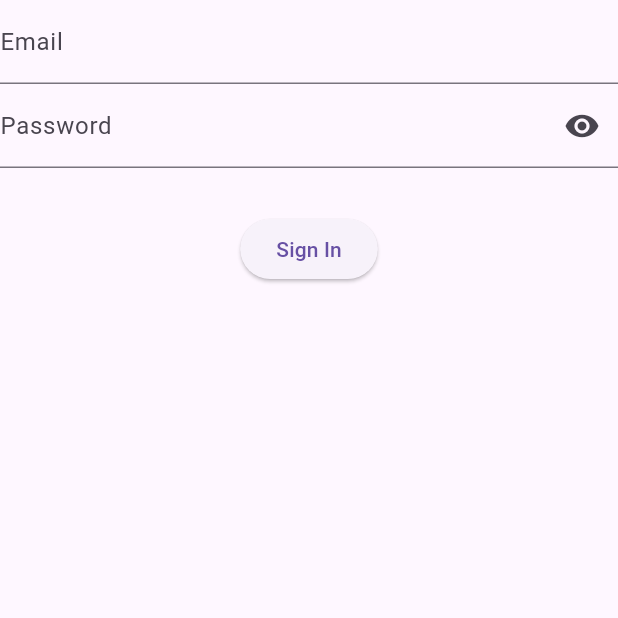
After one commit to AAzarudeen/hostel_management, a Flutter app: the AppLoginPage screen opened directly, on a phone screen of 412 x 824 dp, the top half of it. The commit adds this screen. Run offline on Flutter 3.47's test engine with Material 3 defaults, Android fonts, the phone set to English and light mode, and no system bars; our stand-ins replace cloud_firestore, firebase_auth, firebase_core, firebase_storage, fluttertoast, image_picker; missing offline and left inert: dart:html, image_picker_web; accounts and stored records are empty; project files that could hold a hidden picture were left out.

Commit message:
create rc page added

```diff
--- a/hostel_client/lib/main.dart
+++ b/hostel_client/lib/main.dart
@@ -21,6 +21,7 @@ Future main() async{
     runApp(const WebPages());
   } else {
     await Firebase.initializeApp();
+    runApp(const LoginPage());
   }
 }
 
--- /dev/null
+++ b/hostel_client/lib/pages/android_app/app_login.dart
@@ -0,0 +1,93 @@
+import 'package:firebase_auth/firebase_auth.dart';
+import 'package:flutter/material.dart';
+import 'package:hostel_client/common/toast.dart';
+
+class AppLoginPage extends StatefulWidget {
+  const AppLoginPage({super.key});
+
+  @override
+  State<AppLoginPage> createState() => _AppLoginPageState();
+}
+
+class _AppLoginPageState extends State<AppLoginPage> {
+
+ bool passwordVisible = false;
+    @override
+    void initState(){
+      super.initState();
+      passwordVisible=true;
+    }
+
+  bool validateInputs(){
+    if (_passwordController.text.isEmpty || _emailController.text.isEmpty) {
+      return false;
+    }
+    return true;
+  }
+
+  Future<void> _signInWithEmailAndPassword(context) async {
+    if(!validateInputs()){
+      showToast(message: "Please fill all fields");
+      return;
+    }
+    try {
+      final UserCredential userCredential =
+          await _auth.signInWithEmailAndPassword(
+        email: _emailController.text,
+        password: _passwordController.text,
+      );
+      final User? user = userCredential.user;
+      print('Signed in: ${user?.uid}');
+      Navigator.pushNamed(context, "/homepage");
+    } catch (e) {
+      print('Error signing in: $e');
+    }
+  }
+
+  final FirebaseAuth _auth = FirebaseAuth.instance;
+  final TextEditingController _emailController = TextEditingController();
+  final TextEditingController _passwordController = TextEditingController();
+
+  @override
+  Widget build(BuildContext context) {
+    return Scaffold(
+      body: Column(
+        children: [
+          TextField(
+            controller: _emailController,
+            decoration: const InputDecoration(labelText: 'Email'),
+          ),
+          TextField(
+            obscureText: passwordVisible,
+            controller: _passwordController,
+                  decoration: InputDecoration(
+                    labelText: "Password",
+                    suffixIcon: IconButton(
+                      icon: Icon(passwordVisible
+                          ? Icons.visibility
+                          : Icons.visibility_off),
+                      onPressed: () {
+                        setState(
+                          () {
+                            passwordVisible = !passwordVisible;
+                          },
+                        );
+                      },
+                    ),
+                    alignLabelWithHint: false,
+                  ),
+                  keyboardType: TextInputType.visiblePassword,
+                  textInputAction: TextInputAction.done,
+                ),
+          const SizedBox(height: 30),
+          ElevatedButton(
+            onPressed: () {
+              _signInWithEmailAndPassword(context);
+            },
+            child: const Text('Sign In'),
+          ),
+        ],
+      ),
+    );
+  }
+}
--- a/hostel_client/pubspec.yaml
+++ b/hostel_client/pubspec.yaml
@@ -14,7 +14,7 @@ dependencies:
   firebase_auth: ^4.17.6
   firebase_storage: ^11.6.7
   fluttertoast: ^8.2.4
-  chaquopy: ^0.0.19
+  # chaquopy: ^0.0.19
   image_picker: ^1.0.7
   image_picker_web: ^3.1.1
 
```
Also changed, not shown: hostel_client/lib/pages/createrc.dart (+88 -0 lines), hostel_client/lib/pages/createstudent.dart (+126 -31 lines), hostel_client/lib/pages/homepage.dart (+15 -12 lines), hostel_client/lib/pages/viewStudents.dart (added, +67 -0 lines), hostel_client/pubspec.lock, 2 other files.
